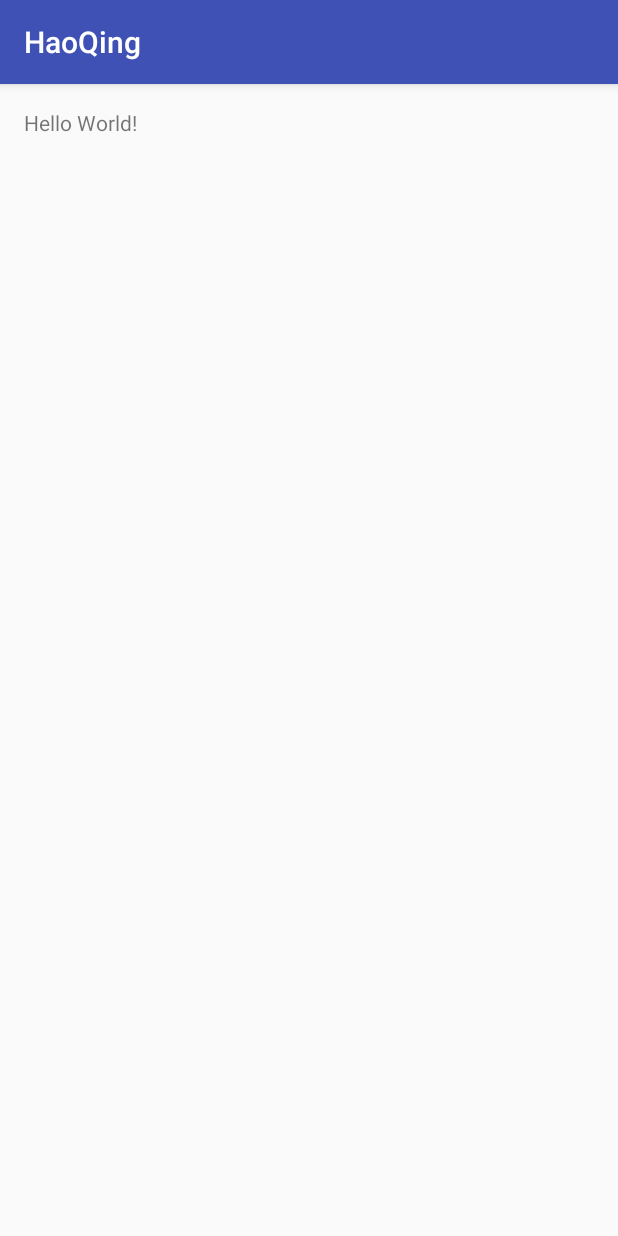
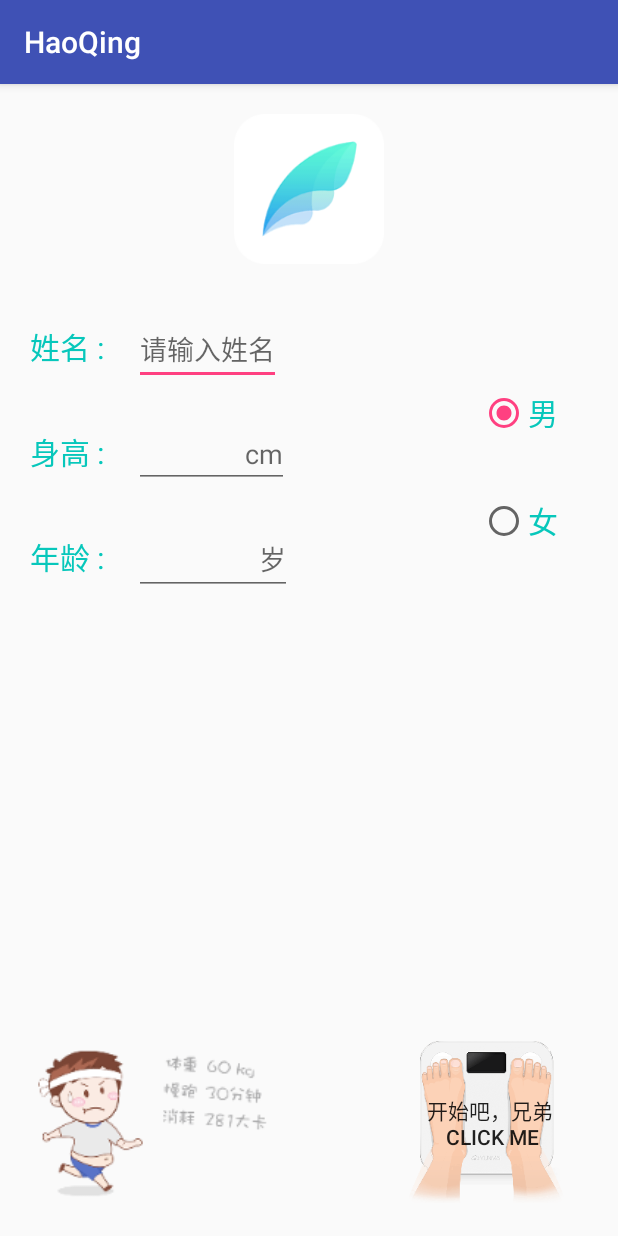
Before and after one commit to guojinlong1/HaoQing, an Android app: the screen it shows after launch (MainActivity before the commit, EditActivity after it), on a phone screen of 412 x 824 dp. Run offline under Robolectric (Android 15) with nearby library versions, the light colour scheme and no system bars.

Commit message:
将MainActivity改成EditActivity，修改EditActivity布局文件

```diff
--- a/app/src/main/AndroidManifest.xml
+++ b/app/src/main/AndroidManifest.xml
@@ -8,7 +8,7 @@
         android:label="@string/app_name"
         android:supportsRtl="true"
         android:theme="@style/AppTheme">
-        <activity android:name=".MainActivity">
+        <activity android:name=".EditActivity">
             <intent-filter>
                 <action android:name="android.intent.action.MAIN" />
 
--- a/app/src/main/java/cn/ucai/haoqing/MainActivity.java
+++ b/app/src/main/java/cn/ucai/haoqing/EditActivity.java
@@ -3,7 +3,7 @@ package cn.ucai.haoqing;
 import android.support.v7.app.AppCompatActivity;
 import android.os.Bundle;
 
-public class MainActivity extends AppCompatActivity {
+public class EditActivity extends AppCompatActivity {
 
     @Override
     protected void onCreate(Bundle savedInstanceState) {
--- a/app/src/main/res/layout/activity_main.xml
+++ b/app/src/main/res/layout/activity_main.xml
@@ -3,14 +3,113 @@
     xmlns:tools="http://schemas.android.com/tools"
     android:layout_width="match_parent"
     android:layout_height="match_parent"
-    android:paddingBottom="@dimen/activity_vertical_margin"
-    android:paddingLeft="@dimen/activity_horizontal_margin"
-    android:paddingRight="@dimen/activity_horizontal_margin"
-    android:paddingTop="@dimen/activity_vertical_margin"
-    tools:context="cn.ucai.haoqing.MainActivity">
+    tools:context=".EditActivity">
+
+    <ImageView
+        android:id="@+id/iv_logo"
+        android:layout_width="100dp"
+        android:layout_height="100dp"
+        android:layout_centerHorizontal="true"
+        android:layout_margin="20dp"
+        android:src="@mipmap/logo" />
 
     <TextView
+        android:id="@+id/tv_name"
+        style="@style/text_style1"
         android:layout_width="wrap_content"
         android:layout_height="wrap_content"
-        android:text="Hello World!" />
+        android:layout_below="@id/iv_logo"
+        android:text="姓名 :" />
+
+    <EditText
+        android:id="@+id/et_name"
+        android:layout_width="wrap_content"
+        android:layout_height="wrap_content"
+        android:layout_alignBaseline="@id/tv_name"
+        android:layout_toRightOf="@id/tv_name"
+        android:hint="请输入姓名"
+        android:singleLine="true"
+        android:textColor="#07C7BB" />
+
+    <TextView
+        android:id="@+id/tv_height"
+        style="@style/text_style1"
+        android:layout_width="wrap_content"
+        android:layout_height="wrap_content"
+        android:layout_below="@id/tv_name"
+        android:text="身高 :" />
+
+    <EditText
+        android:id="@+id/et_height"
+        android:layout_width="wrap_content"
+        android:layout_height="wrap_content"
+        android:layout_alignBaseline="@id/tv_height"
+        android:layout_toRightOf="@id/tv_name"
+        android:hint="               cm"
+        android:singleLine="true"
+        android:textColor="#07C7BB" />
+
+    <TextView
+        android:id="@+id/tv_age"
+        style="@style/text_style1"
+        android:layout_width="wrap_content"
+        android:layout_height="wrap_content"
+        android:layout_below="@id/tv_height"
+        android:text="年龄 :" />
+
+    <EditText
+        android:id="@+id/et_age"
+        android:layout_width="wrap_content"
+        android:layout_height="wrap_content"
+        android:layout_alignBaseline="@id/tv_age"
+        android:layout_toRightOf="@id/tv_name"
+        android:hint="                 岁"
+        android:singleLine="true"
+        android:textColor="#07C7BB" />
+
+    <RadioGroup
+        android:id="@+id/rg_sex"
+        android:layout_width="wrap_content"
+        android:layout_height="wrap_content"
+        android:layout_alignBaseline="@id/tv_name"
+        android:layout_alignParentRight="true"
+        android:layout_margin="20dp"
+        android:orientation="vertical">
+        <!-- android:button="@android:color/transparent"-->
+        <RadioButton
+            android:id="@+id/rb_man"
+            style="@style/text_style1"
+            android:layout_width="wrap_content"
+            android:layout_height="wrap_content"
+            android:layout_margin="20dp"
+            android:checked="true"
+            android:gravity="center"
+            android:text="男" />
+
+        <RadioButton
+            android:id="@+id/rb_woman"
+            style="@style/text_style1"
+            android:layout_width="wrap_content"
+            android:layout_height="wrap_content"
+            android:layout_margin="20dp"
+            android:text="女" />
+    </RadioGroup>
+
+    <ImageView
+        android:layout_width="200dp"
+        android:layout_height="150dp"
+        android:layout_alignParentBottom="true"
+        android:src="@mipmap/noweight_enter_sport" />
+
+    <Button
+        android:id="@+id/btn_start"
+        android:layout_width="wrap_content"
+        android:layout_height="wrap_content"
+        android:layout_alignParentBottom="true"
+        android:layout_alignParentRight="true"
+        android:layout_margin="20dp"
+
+        android:background="@mipmap/freshman_guide_thirde_page"
+        android:text="开始吧，兄弟\n Click Me" />
+
 </RelativeLayout>
--- a/app/src/main/res/values/styles.xml
+++ b/app/src/main/res/values/styles.xml
@@ -8,4 +8,12 @@
         <item name="colorAccent">@color/colorAccent</item>
     </style>
 
+
+    <style name="text_style1">
+        <item name="android:textSize">20sp</item>
+        <item name="android:textColor">#07C7BB</item>
+        <item name="android:layout_centerVertical">true</item>
+        <item name="android:layout_margin">20dp</item>
+    </style>
+
 </resources>
```
Also changed, not shown: app/src/main/res/mipmap-xhdpi/logo.png (added), app/src/main/res/mipmap-xxxhdpi/freshman_guide_thirde_page.png (added), app/src/main/res/mipmap-xxxhdpi/noweight_enter_sport.png (added).
